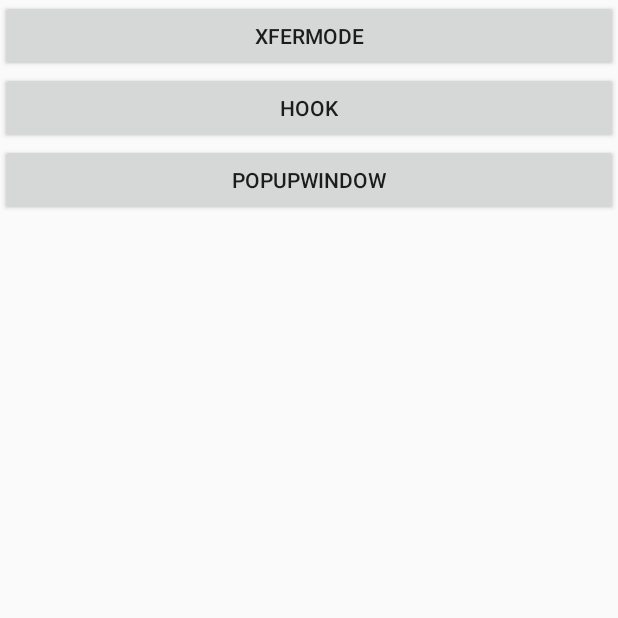
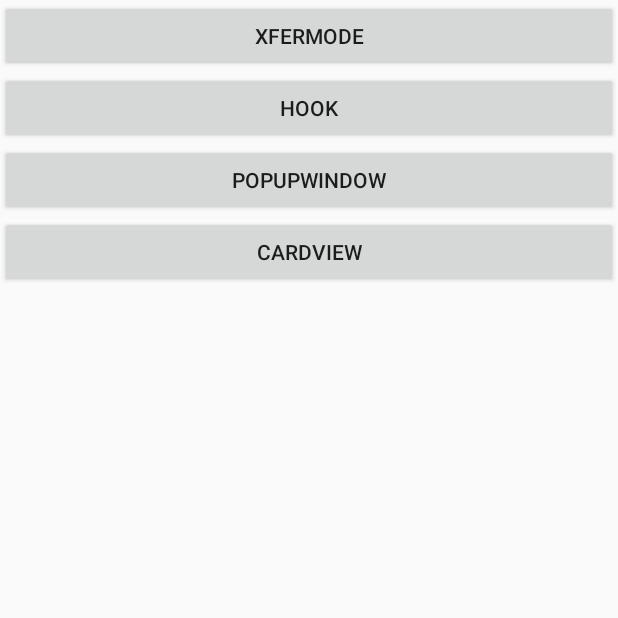
Before and after one commit to shizhongyu/MyCustomView, an Android app: the screen it shows after launch (MainActivity), on a phone screen of 412 x 824 dp, the top half of it. Run offline under Robolectric (Android 15) with nearby library versions, the phone set to English and light mode, and no system bars.

Commit message:
cardview。

```diff
--- a/app/src/main/AndroidManifest.xml
+++ b/app/src/main/AndroidManifest.xml
@@ -21,6 +21,7 @@
         <activity android:name=".activity.pinActivity"/>
         <activity android:name=".activity.HookActivity"/>
         <activity android:name=".activity.PopUpWindowActivity"/>
+        <activity android:name=".activity.CardViewActivity"/>
     </application>
 
 </manifest>
--- a/app/src/main/java/com/example/zhongyu/myapplication/activity/MainActivity.java
+++ b/app/src/main/java/com/example/zhongyu/myapplication/activity/MainActivity.java
@@ -1,6 +1,5 @@
 package com.example.zhongyu.myapplication.activity;
 
-import android.app.Activity;
 import android.os.Bundle;
 import android.support.v7.widget.RecyclerView;
 import android.view.View;
@@ -15,6 +14,7 @@ public class MainActivity extends BaseActivity {
     private Button mXfermode;
     private Button mHook;
     private Button mPopUpWindow;
+    private Button mCardview;
 
     @Override
     protected void onCreate(Bundle savedInstanceState) {
@@ -45,5 +45,12 @@ public class MainActivity extends BaseActivity {
                 goTo(PopUpWindowActivity.class);
             }
         });
+        mCardview = (Button) findViewById(R.id.cardview);
+        mCardview.setOnClickListener(new View.OnClickListener() {
+            @Override
+            public void onClick(View v) {
+                goTo(CardViewActivity.class);
+            }
+        });
     }
 }
--- a/app/src/main/res/layout/activity_main.xml
+++ b/app/src/main/res/layout/activity_main.xml
@@ -22,4 +22,10 @@
         android:text="popUpWindow"
         android:layout_width="match_parent"
         android:layout_height="wrap_content"/>
+
+    <Button
+        android:id="@+id/cardview"
+        android:text="cardview"
+        android:layout_width="match_parent"
+        android:layout_height="wrap_content"/>
 </LinearLayout>
```
Also changed, not shown: app/src/main/java/com/example/zhongyu/myapplication/activity/CardViewActivity.java (added, +15 -0 lines), app/src/main/res/layout/cardview.xml (added, +23 -0 lines).
